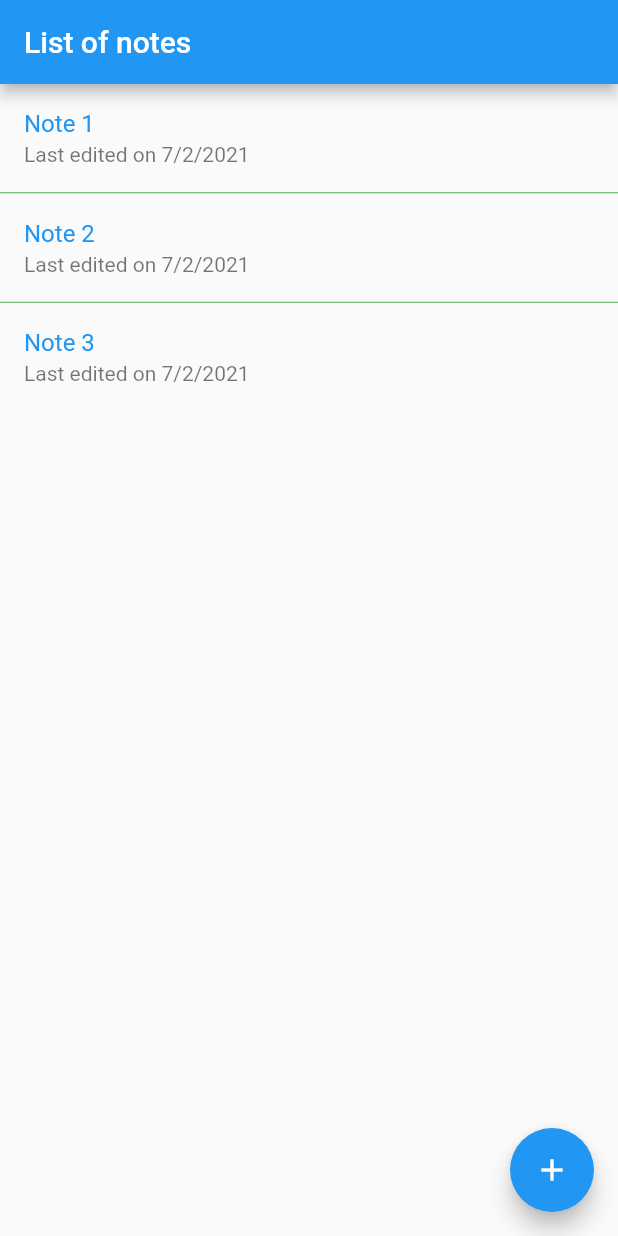
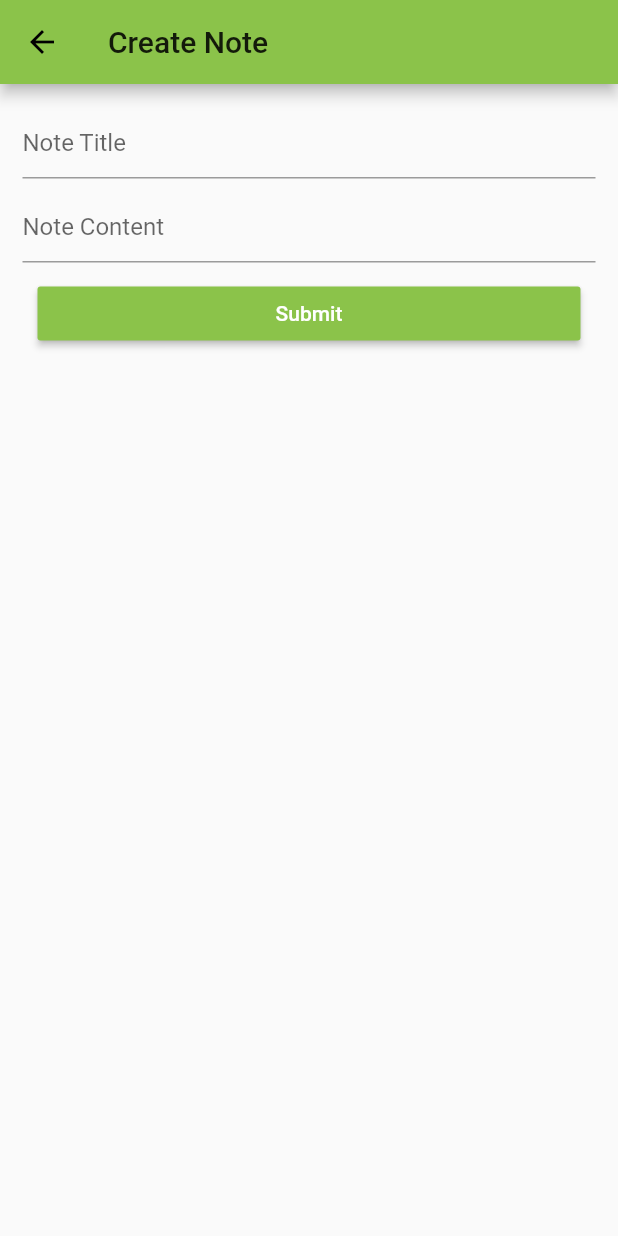
Before and after one commit to AJAkil/Consuming-Rest-API-Flutter, a Flutter app: the screen it shows after launch, after a tap on the "add" icon, on a phone screen of 412 x 824 dp. Run offline on Flutter 3.47's test engine with Material 2 defaults, Android fonts, the phone set to English and light mode, and no system bars.

Commit message:
Created two pages for the note app, navigation is not optimized yet.

```diff
--- a/lib/main.dart
+++ b/lib/main.dart
@@ -11,7 +11,7 @@ class MyApp extends StatelessWidget {
     return MaterialApp(
       title: 'Flutter Demo',
       theme: ThemeData(
-        primarySwatch: Colors.blue,
+        primarySwatch: Colors.lightGreen,
         visualDensity: VisualDensity.adaptivePlatformDensity,
       ),
       home: NoteList(),
--- a/lib/views/noteList.dart
+++ b/lib/views/noteList.dart
@@ -1,16 +1,15 @@
 import 'package:flutter/material.dart';
 import 'package:flutter_app/models/noteForListing.dart';
-
+import 'package:flutter_app/views/noteModify.dart';
 
 class NoteList extends StatelessWidget {
-
   final notes = [
     new NoteForListing("1", "Note 1", DateTime.now(), DateTime.now()),
     new NoteForListing("2", "Note 2", DateTime.now(), DateTime.now()),
     new NoteForListing("3", "Note 3", DateTime.now(), DateTime.now())
   ];
 
-  String formatDateTime(DateTime dateTime){
+  String formatDateTime(DateTime dateTime) {
     return '${dateTime.day}/${dateTime.month}/${dateTime.year}';
   }
 
@@ -21,7 +20,10 @@ class NoteList extends StatelessWidget {
         title: Text('List of notes'),
       ),
       floatingActionButton: FloatingActionButton(
-        onPressed: () {},
+        onPressed: () {
+          Navigator.of(context)
+              .push(MaterialPageRoute(builder: (_) => NoteModify()));
+        },
         child: Icon(Icons.add),
       ),
       body: ListView.separated(
@@ -35,7 +37,12 @@ class NoteList extends StatelessWidget {
                 notes[index].noteTitle,
                 style: TextStyle(color: Theme.of(context).primaryColor),
               ),
-              subtitle: Text('Last edited on ${formatDateTime(notes[index].lastEditDateTime)}'),
+              subtitle: Text(
+                  'Last edited on ${formatDateTime(notes[index].lastEditDateTime)}'),
+              onTap: () {
+                Navigator.of(context)
+                    .push(MaterialPageRoute(builder: (_) => NoteModify()));
+              },
             );
           },
           itemCount: notes.length),
--- /dev/null
+++ b/lib/views/noteModify.dart
@@ -0,0 +1,41 @@
+import 'package:flutter/material.dart';
+
+class NoteModify extends StatelessWidget {
+  @override
+  Widget build(BuildContext context) {
+    return Scaffold(
+      appBar: AppBar(
+        title: Text('Create Note'),
+      ),
+      body: Padding(
+        padding: EdgeInsets.all(15.0),
+        child: Column(
+          children: [
+            TextField(
+              decoration: InputDecoration(hintText: 'Note Title'),
+            ),
+            Container(
+              height: 8,
+            ),
+            TextField(
+              decoration: InputDecoration(hintText: 'Note Content'),
+            ),
+            Padding(
+              padding: EdgeInsets.all(10),
+              child: SizedBox(
+                width: double.infinity,
+                child: RaisedButton(
+                    child: Text(
+                      'Submit',
+                      style: TextStyle(color: Colors.white),
+                    ),
+                    color: Theme.of(context).primaryColor,
+                    onPressed: () => Navigator.of(context).pop()),
+              ),
+            )
+          ],
+        ),
+      ),
+    );
+  }
+}
```
